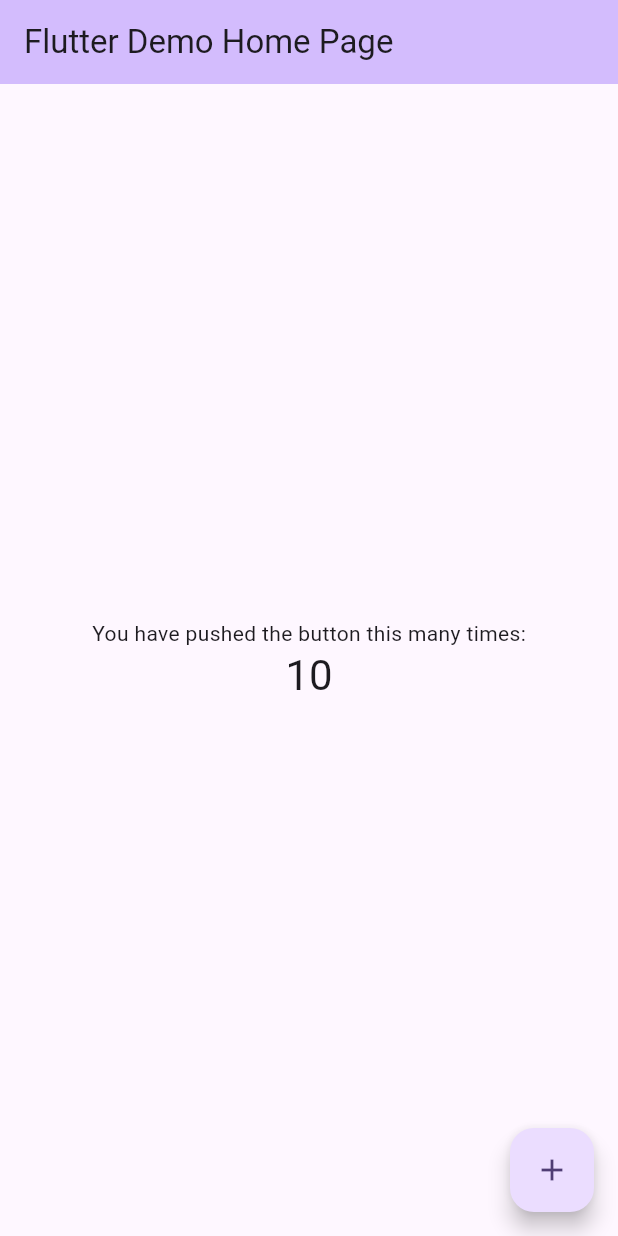
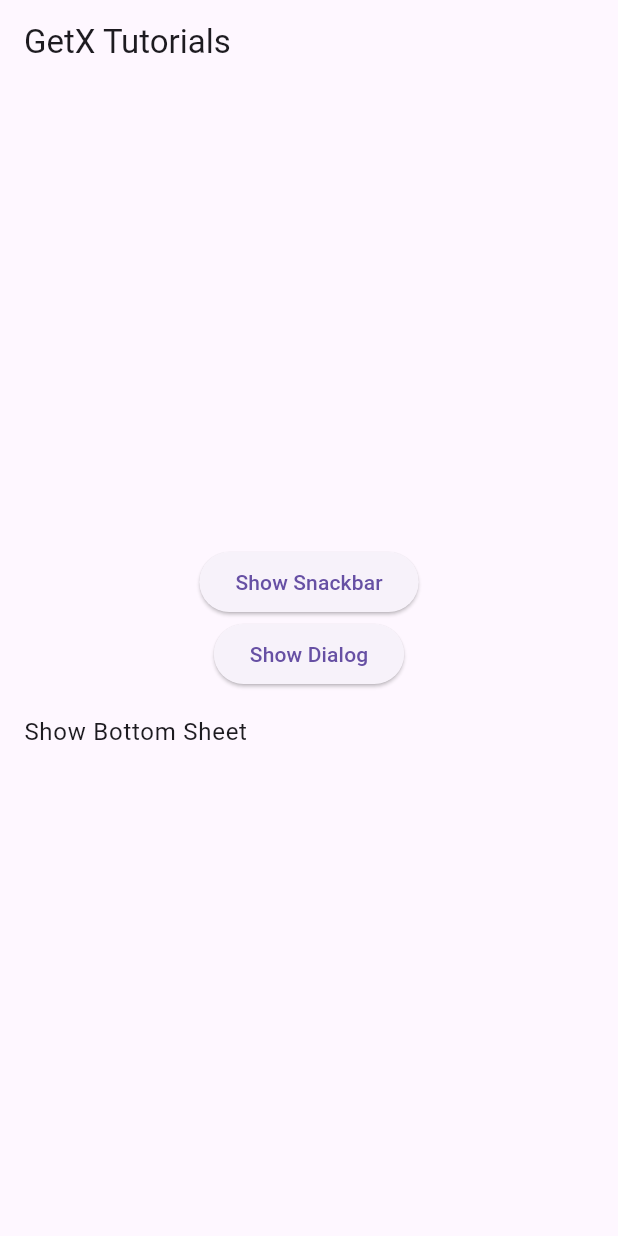
Before and after one commit to ravikumarsaini3/getx_utilities_1, a Flutter app: the screen it shows after launch, on a phone screen of 412 x 824 dp. Run offline on Flutter 3.47's test engine with Material 3 defaults, Android fonts, the phone set to English and light mode, and no system bars; our stand-ins replace get.

Commit message:
dailog ,bootemsheet ,changetheme

```diff
--- a/lib/main.dart
+++ b/lib/main.dart
@@ -1,4 +1,6 @@
 import 'package:flutter/material.dart';
+import 'package:get/get.dart';
+import 'package:getx_utilities_1/screen/home_screen.dart';
 
 void main() {
   runApp(const MyApp());
@@ -7,104 +9,13 @@
 class MyApp extends StatelessWidget {
   const MyApp({super.key});
 
-  // This widget is the root of your application.
   @override
   Widget build(BuildContext context) {
-    return MaterialApp(
-      title: 'Flutter Demo',
-      theme: ThemeData(
-        colorScheme: ColorScheme.fromSeed(seedColor: Colors.deepPurple),
-        useMaterial3: true,
-      ),
-      home: const MyHomePage(title: 'Flutter Demo Home Page'),
+    return GetMaterialApp(
+      theme: ThemeData.light(),
+      darkTheme: ThemeData.dark(),
+      themeMode: ThemeMode.system, // Change this as needed
+      home: const HomeScreen(),
     );
   }
 }
-
-class MyHomePage extends StatefulWidget {
-  const MyHomePage({super.key, required this.title});
-
-  // This widget is the home page of your application. It is stateful, meaning
-  // that it has a State object (defined below) that contains fields that affect
-  // how it looks.
-
-  // This class is the configuration for the state. It holds the values (in this
-  // case the title) provided by the parent (in this case the App widget) and
-  // used by the build method of the State. Fields in a Widget subclass are
-  // always marked "final".
-
-  final String title;
-
-  @override
-  State<MyHomePage> createState() => _MyHomePageState();
-}
-
-class _MyHomePageState extends State<MyHomePage> {
-  int _counter = 10;
-
-  void _incrementCounter() {
-    setState(() {
-      // This call to setState tells the Flutter framework that something has
-      // changed in this State, which causes it to rerun the build method below
-      // so that the display can reflect the updated values. If we changed
-      // _counter without calling setState(), then the build method would not be
-      // called again, and so nothing would appear to happen.
-      _counter++;
-    });
-  }
-
-  @override
-  Widget build(BuildContext context) {
-    // This method is rerun every time setState is called, for instance as done
-    // by the _incrementCounter method above.
-    //
-    // The Flutter framework has been optimized to make rerunning build methods
-    // fast, so that you can just rebuild anything that needs updating rather
-    // than having to individually change instances of widgets.
-    return Scaffold(
-      appBar: AppBar(
-        // TRY THIS: Try changing the color here to a specific color (to
-        // Colors.amber, perhaps?) and trigger a hot reload to see the AppBar
-        // change color while the other colors stay the same.
-        backgroundColor: Theme.of(context).colorScheme.inversePrimary,
-        // Here we take the value from the MyHomePage object that was created by
-        // the App.build method, and use it to set our appbar title.
-        title: Text(widget.title),
-      ),
-      body: Center(
-        // Center is a layout widget. It takes a single child and positions it
-        // in the middle of the parent.
-        child: Column(
-          // Column is also a layout widget. It takes a list of children and
-          // arranges them vertically. By default, it sizes itself to fit its
-          // children horizontally, and tries to be as tall as its parent.
-          //
-          // Column has various properties to control how it sizes itself and
-          // how it positions its children. Here we use mainAxisAlignment to
-          // center the children vertically; the main axis here is the vertical
-          // axis because Columns are vertical (the cross axis would be
-          // horizontal).
-          //
-          // TRY THIS: Invoke "debug painting" (choose the "Toggle Debug Paint"
-          // action in the IDE, or press "p" in the console), to see the
-          // wireframe for each widget.
-          mainAxisAlignment: MainAxisAlignment.center,
-          children: <Widget>[
-            const Text(
-              'You have pushed the button this many times:',
-            ),
-            Text(
-              '$_counter',
-              style: Theme.of(context).textTheme.headlineMedium,
-            ),
-          ],
-        ),
-      ),
-      floatingActionButton: FloatingActionButton(
-        onPressed: _incrementCounter,
-        tooltip: 'Increment',
-        child: const Icon(Icons.add),
-      ), // This trailing comma makes auto-formatting nicer for build methods.
-    );
-  }
-}
--- /dev/null
+++ b/lib/screen/home_screen.dart
@@ -0,0 +1,89 @@
+import 'package:flutter/material.dart';
+import 'package:get/get.dart';
+
+class HomeScreen extends StatefulWidget {
+  const HomeScreen({super.key});
+
+  @override
+  State<HomeScreen> createState() => _HomeScreenState();
+}
+
+class _HomeScreenState extends State<HomeScreen> {
+  @override
+  Widget build(BuildContext context) {
+    return Scaffold(
+      appBar: AppBar(
+        title: const Text('GetX Tutorials'),
+      ),
+      body: Column(
+        mainAxisAlignment: MainAxisAlignment.center,
+        children: [
+          ElevatedButton(
+            onPressed: () {
+              Get.snackbar('Title', 'Hey, I am a snackbar',
+                  backgroundColor: Colors.green);
+            },
+            child: const Text('Show Snackbar'),
+          ),
+          ElevatedButton(
+            onPressed: () {
+              Get.defaultDialog(
+                title: 'Dialog Alert',
+                middleText: 'Are you sure?',
+                confirm: ElevatedButton(
+                  onPressed: () {
+                    Get.back(); // Close the dialog
+                  },
+                  child: const Text('OK'),
+                ),
+                cancel: ElevatedButton(
+                  onPressed: () {
+                    Get.back(); // Close the dialog
+                  },
+                  child: const Text('Cancel'),
+                ),
+              );
+            },
+            child: const Text('Show Dialog'),
+          ),
+          ListTile(
+            onTap: () {
+              Get.bottomSheet(
+                Container(
+                  color: Colors.blue,
+                  height: Get.height * 1,
+                  child: Column(
+                    mainAxisSize: MainAxisSize.min, // Use min size
+                    children: [
+                      Card(
+                        elevation: 10,
+                        child: ListTile(
+                          onTap: () {
+                            Get.changeTheme(ThemeData.dark());
+                            Get.back(); // Close the bottom sheet
+                          },
+                          title: const Text('Dark Mode'),
+                        ),
+                      ),
+                      Card(
+                        elevation: 10,
+                        child: ListTile(
+                          onTap: () {
+                            Get.changeTheme(ThemeData.light());
+                            Get.back(); // Close the bottom sheet
+                          },
+                          title: const Text('Light Mode'),
+                        ),
+                      ),
+                    ],
+                  ),
+                ),
+              );
+            },
+            title: const Text('Show Bottom Sheet'),
+          ),
+        ],
+      ),
+    );
+  }
+}
--- a/pubspec.yaml
+++ b/pubspec.yaml
@@ -35,6 +35,7 @@
   # The following adds the Cupertino Icons font to your application.
   # Use with the CupertinoIcons class for iOS style icons.
   cupertino_icons: ^1.0.8
+  get: ^4.6.6
 
 dev_dependencies:
   flutter_test:
```
Also changed, not shown: pubspec.lock.
